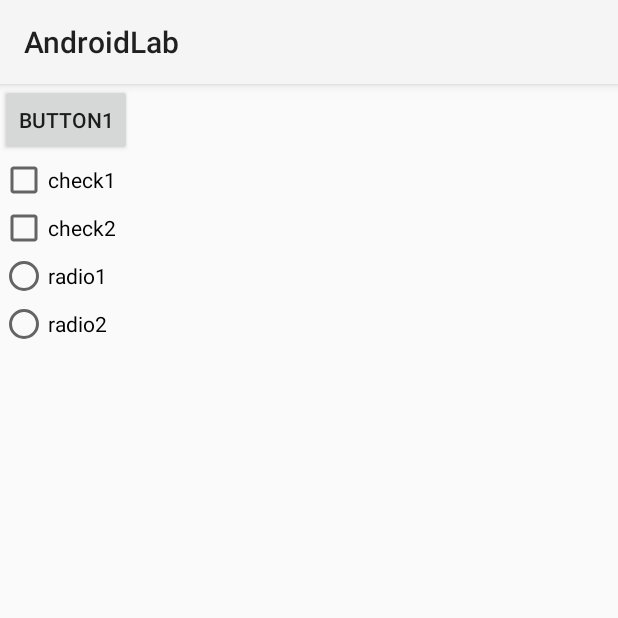
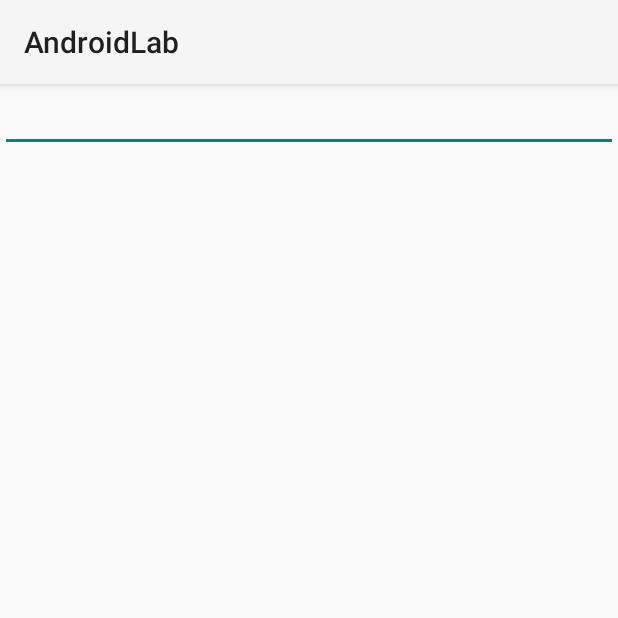
Before and after one commit to tomlittlekim/Android-Project, an Android app: the screen it shows after launch (MainActivity), on a phone screen of 412 x 824 dp, the top half of it. Run offline under Robolectric (Android 15) with nearby library versions, the phone set to English and light mode, and no system bars.

Commit message:
[Add] EditText 구현해보기

```diff
--- a/app/src/main/res/layout/activity_main.xml
+++ b/app/src/main/res/layout/activity_main.xml
@@ -3,28 +3,8 @@
   android:layout_width="match_parent"
   android:layout_height="match_parent"
   android:orientation="vertical">
-  <Button
-    android:layout_width="wrap_content"
+  <EditText
+    android:layout_width="match_parent"
     android:layout_height="wrap_content"
-    android:text="BUTTON1" />
-  <CheckBox
-    android:layout_width="wrap_content"
-    android:layout_height="wrap_content"
-    android:text="check1" />
-  <CheckBox
-    android:layout_width="wrap_content"
-    android:layout_height="wrap_content"
-    android:text="check2" />
-  <RadioGroup
-    android:layout_width="wrap_content"
-    android:layout_height="wrap_content">
-    <RadioButton
-      android:layout_width="wrap_content"
-      android:layout_height="wrap_content"
-      android:text="radio1" />
-    <RadioButton
-      android:layout_width="wrap_content"
-      android:layout_height="wrap_content"
-      android:text="radio2" />
-  </RadioGroup>
+    android:inputType="phone" />
 </LinearLayout>
```
